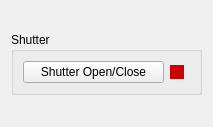
This is gui_design/shuttercontrol.ui in baukekooger/XY_Measurement as Qt 5 draws it before an edit. The edited form follows.
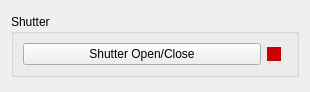
This is the edited form.

```diff
--- a/gui_design/shuttercontrol.ui
+++ b/gui_design/shuttercontrol.ui
@@ -6,8 +6,8 @@
    <rect>
     <x>0</x>
     <y>0</y>
-    <width>213</width>
-    <height>127</height>
+    <width>310</width>
+    <height>92</height>
    </rect>
   </property>
   <property name="sizePolicy">
@@ -19,7 +19,46 @@
   <property name="windowTitle">
    <string>Form</string>
   </property>
+  <layout class="QGridLayout" name="gridLayout_2">
+   <item row="0" column="0">
+    <widget class="QStackedWidget" name="stackedWidget">
+     <property name="sizePolicy">
+      <sizepolicy hsizetype="Preferred" vsizetype="Fixed">
+       <horstretch>0</horstretch>
+       <verstretch>0</verstretch>
+      </sizepolicy>
+     </property>
+     <property name="currentIndex">
+      <number>1</number>
+     </property>
+     <widget class="QWidget" name="page_experiment">
+      <property name="sizePolicy">
+       <sizepolicy hsizetype="Ignored" vsizetype="Ignored">
+        <horstretch>0</horstretch>
+        <verstretch>0</verstretch>
+       </sizepolicy>
+      </property>
+     </widget>
+     <widget class="QWidget" name="page_alignment">
+      <property name="sizePolicy">
+       <sizepolicy hsizetype="Preferred" vsizetype="Preferred">
+        <horstretch>0</horstretch>
+        <verstretch>0</verstretch>
+       </sizepolicy>
+      </property>
   <layout class="QGridLayout" name="gridLayout">
+       <property name="leftMargin">
+        <number>0</number>
+       </property>
+       <property name="topMargin">
+        <number>0</number>
+       </property>
+       <property name="rightMargin">
+        <number>0</number>
+       </property>
+       <property name="bottomMargin">
+        <number>0</number>
+       </property>
    <item row="0" column="0">
     <widget class="QGroupBox" name="groupBox_2">
      <property name="sizePolicy">
@@ -31,7 +70,7 @@
      <property name="title">
       <string>Shutter</string>
      </property>
-     <layout class="QGridLayout" name="gridLayout_2">
+         <layout class="QGridLayout" name="gridLayout_3">
       <item row="0" column="0">
        <widget class="QPushButton" name="pushButton_shutter">
         <property name="text">
@@ -64,6 +103,10 @@
        </widget>
       </item>
      </layout>
+        </widget>
+       </item>
+      </layout>
+     </widget>
     </widget>
    </item>
   </layout>
```
Left out of the diff: 2 changed lines with no effect on the pictures. Lines whose indentation alone changed are shown as unchanged.
